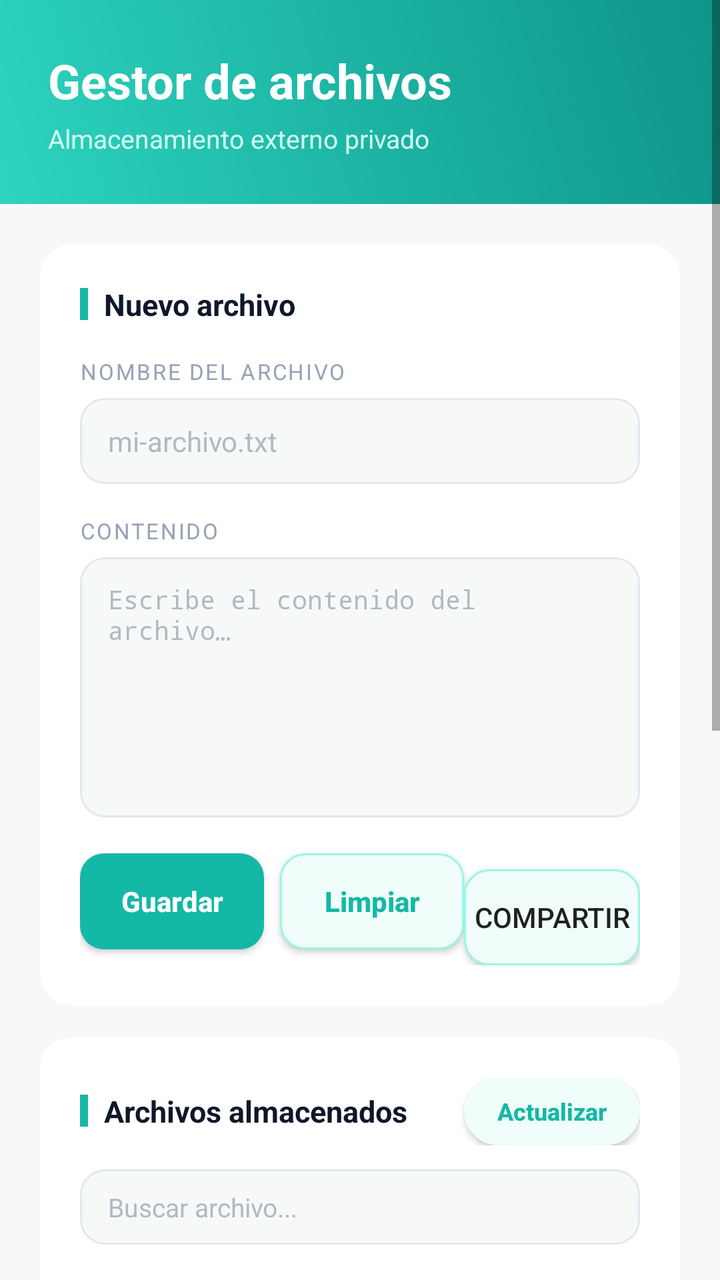
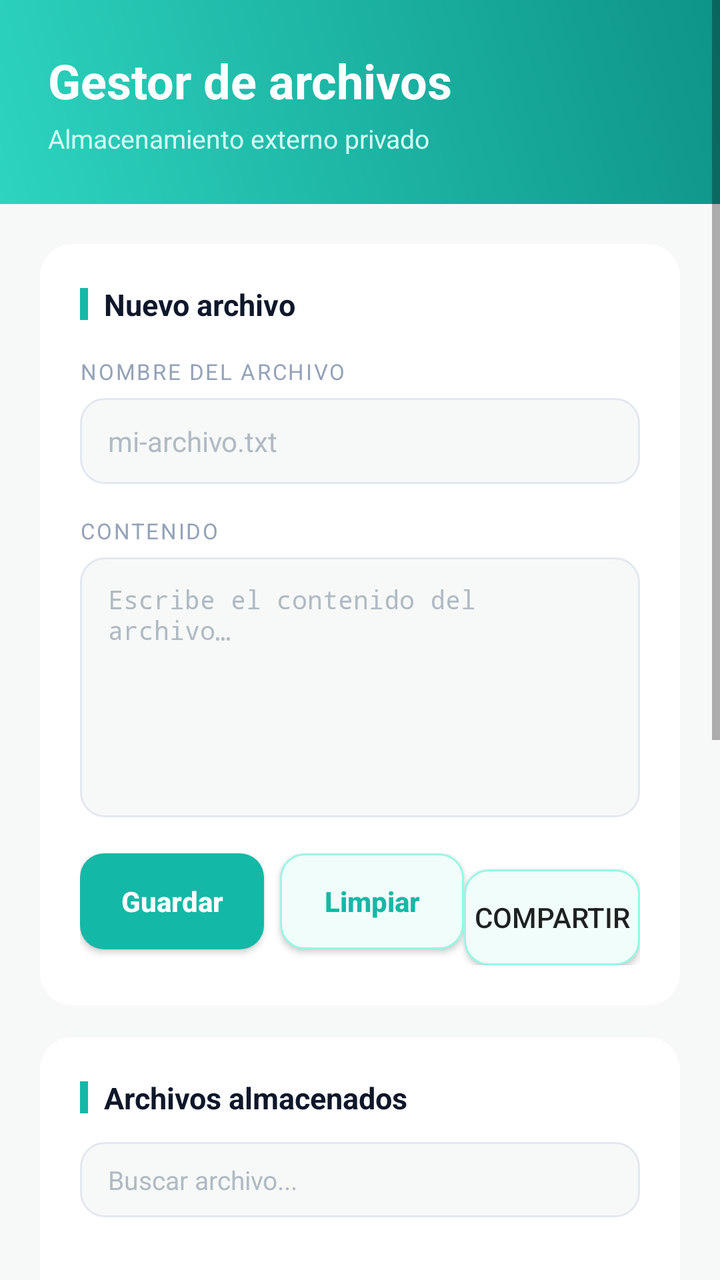

Screens rendered from an Android XML layout before and after an edit, with the pre-edit source and the edit as a unified diff.
<!-- AndroidManifest.xml: application theme Theme.GestorDeArchivos -->
<!-- res/layout/activity_main.xml -->
<?xml version="1.0" encoding="utf-8"?>
<ScrollView xmlns:android="http://schemas.android.com/apk/res/android"
    xmlns:app="http://schemas.android.com/apk/res-auto"
    xmlns:tools="http://schemas.android.com/tools"
    android:layout_width="match_parent"
    android:layout_height="match_parent"
    android:background="#F7F9F8"
    tools:context=".MainActivity">

    <LinearLayout
        android:layout_width="match_parent"
        android:layout_height="wrap_content"
        android:orientation="vertical">

        
        <LinearLayout
            android:layout_width="match_parent"
            android:layout_height="wrap_content"
            android:orientation="vertical"
            android:background="@drawable/bg_header"
            android:padding="24dp"
            android:paddingBottom="28dp">

            <TextView
                android:layout_width="wrap_content"
                android:layout_height="wrap_content"
                android:text="Gestor de archivos"
                android:textColor="#FFFFFF"
                android:textSize="24sp"
                android:textStyle="bold" />

            <TextView
                android:layout_width="wrap_content"
                android:layout_height="wrap_content"
                android:layout_marginTop="4dp"
                android:text="Almacenamiento externo privado"
                android:textColor="#D1FAF3"
                android:textSize="13sp" />

        </LinearLayout>

        <LinearLayout
            android:layout_width="match_parent"
            android:layout_height="wrap_content"
            android:orientation="vertical"
            android:padding="20dp">

            
            <androidx.cardview.widget.CardView
                android:layout_width="match_parent"
                android:layout_height="wrap_content"
                android:layout_marginBottom="16dp"
                app:cardBackgroundColor="#FFFFFF"
                app:cardCornerRadius="16dp"
                app:cardElevation="0dp"
                app:strokeColor="#E5E9EA"
                app:strokeWidth="1dp">

                <LinearLayout
                    android:layout_width="match_parent"
                    android:layout_height="wrap_content"
                    android:orientation="vertical"
                    android:padding="20dp">

                    <LinearLayout
                        android:layout_width="wrap_content"
                        android:layout_height="wrap_content"
                        android:orientation="horizontal"
                        android:gravity="center_vertical"
                        android:layout_marginBottom="16dp">

                        <View
                            android:layout_width="4dp"
                            android:layout_height="16dp"
                            android:background="#14B8A6"
                            android:layout_marginEnd="8dp" />

                        <TextView
                            android:layout_width="wrap_content"
                            android:layout_height="wrap_content"
                            android:text="Nuevo archivo"
                            android:textColor="#0F172A"
                            android:textSize="15sp"
                            android:textStyle="bold" />

                    </LinearLayout>

                    
                    <TextView
                        android:layout_width="wrap_content"
                        android:layout_height="wrap_content"
                        android:layout_marginBottom="6dp"
                        android:text="Nombre del archivo"
                        android:textColor="#94A3B8"
                        android:textSize="11sp"
                        android:textAllCaps="true"
                        android:letterSpacing="0.08" />

                    <EditText
                        android:id="@+id/etNombreArchivo"
                        android:layout_width="match_parent"
                        android:layout_height="wrap_content"
                        android:layout_marginBottom="16dp"
                        android:background="@drawable/bg_input"
                        android:hint="mi-archivo.txt"
                        android:inputType="text"
                        android:maxLines="1"
                        android:paddingHorizontal="14dp"
                        android:paddingVertical="12dp"
                        android:textColor="#0F172A"
                        android:textColorHint="#B0BAC3"
                        android:textSize="14sp" />

                    
                    <TextView
                        android:layout_width="wrap_content"
                        android:layout_height="wrap_content"
                        android:layout_marginBottom="6dp"
                        android:text="Contenido"
                        android:textColor="#94A3B8"
                        android:textSize="11sp"
                        android:textAllCaps="true"
                        android:letterSpacing="0.08" />

                    <EditText
                        android:id="@+id/etContenido"
                        android:layout_width="match_parent"
                        android:layout_height="130dp"
                        android:layout_marginBottom="18dp"
                        android:background="@drawable/bg_input"
                        android:gravity="top|start"
                        android:hint="Escribe el contenido del archivo…"
                        android:inputType="textMultiLine"
                        android:paddingHorizontal="14dp"
                        android:paddingVertical="12dp"
                        android:scrollbars="vertical"
                        android:textColor="#0F172A"
                        android:textColorHint="#B0BAC3"
                        android:textSize="13sp"
                        android:typeface="monospace" />

                    
                    <LinearLayout
                        android:layout_width="match_parent"
                        android:layout_height="wrap_content"
                        android:orientation="horizontal">

                        <android.widget.Button
                            android:id="@+id/btnGuardar"
                            android:layout_width="0dp"
                            android:layout_height="48dp"
                            android:layout_marginEnd="8dp"
                            android:layout_weight="1"
                            android:background="@drawable/bg_button_primary"
                            android:text="Guardar"
                            android:textColor="#FFFFFF"
                            android:textSize="14sp"
                            android:textStyle="bold"
                            android:textAllCaps="false" />

                        <android.widget.Button
                            android:id="@+id/btnLimpiar"
                            android:layout_width="0dp"
                            android:layout_height="48dp"
                            android:layout_weight="1"
                            android:background="@drawable/bg_button_secondary"
                            android:text="Limpiar"
                            android:textColor="#14B8A6"
                            android:textSize="14sp"
                            android:textStyle="bold"
                            android:textAllCaps="false" />
                        <Button
                            android:id="@+id/btnCompartir"
                            android:layout_width="wrap_content"
                            android:layout_height="wrap_content"
                            android:text="Compartir"
                            android:background="@drawable/bg_button_secondary"
                            android:layout_marginTop="8dp" />

                    </LinearLayout>
                </LinearLayout>
            </androidx.cardview.widget.CardView>

            
            <androidx.cardview.widget.CardView
                android:layout_width="match_parent"
                android:layout_height="wrap_content"
                android:layout_marginBottom="16dp"
                app:cardBackgroundColor="#FFFFFF"
                app:cardCornerRadius="16dp"
                app:cardElevation="0dp"
                app:strokeColor="#E5E9EA"
                app:strokeWidth="1dp">

                <LinearLayout
                    android:layout_width="match_parent"
                    android:layout_height="wrap_content"
                    android:orientation="vertical"
                    android:padding="20dp">

                    <LinearLayout
                        android:layout_width="match_parent"
                        android:layout_height="wrap_content"
                        android:layout_marginBottom="12dp"
                        android:gravity="center_vertical"
                        android:orientation="horizontal">

                        <LinearLayout
                            android:layout_width="0dp"
                            android:layout_height="wrap_content"
                            android:layout_weight="1"
                            android:orientation="horizontal"
                            android:gravity="center_vertical">

                            <View
                                android:layout_width="4dp"
                                android:layout_height="16dp"
                                android:background="#14B8A6"
                                android:layout_marginEnd="8dp" />

                            <TextView
                                android:layout_width="wrap_content"
                                android:layout_height="wrap_content"
                                android:text="Archivos almacenados"
                                android:textColor="#0F172A"
                                android:textSize="15sp"
                                android:textStyle="bold" />

                        </LinearLayout>

                        <android.widget.Button
                            android:id="@+id/btnListar"
                            android:layout_width="wrap_content"
                            android:layout_height="34dp"
                            android:background="@drawable/bg_chip"
                            android:paddingHorizontal="14dp"
                            android:text="Actualizar"
                            android:textColor="#14B8A6"
                            android:textSize="12sp"
                            android:textStyle="bold"
                            android:textAllCaps="false" />

                    </LinearLayout>

                    
                    <EditText
                        android:id="@+id/etBuscar"
                        android:layout_width="match_parent"
                        android:layout_height="wrap_content"
                        android:layout_marginBottom="12dp"
                        android:background="@drawable/bg_input"
                        android:hint="Buscar archivo..."
                        android:inputType="text"
                        android:maxLines="1"
                        android:paddingHorizontal="14dp"
                        android:paddingVertical="10dp"
                        android:textColor="#0F172A"
                        android:textColorHint="#B0BAC3"
                        android:textSize="13sp" />

                    <ListView
                        android:id="@+id/lvArchivos"
                        android:layout_width="match_parent"
                        android:layout_height="220dp"
                        android:divider="#F0F3F2"
                        android:dividerHeight="1dp" />

                </LinearLayout>
            </androidx.cardview.widget.CardView>

            
            <androidx.cardview.widget.CardView
                android:layout_width="match_parent"
                android:layout_height="wrap_content"
                android:layout_marginBottom="8dp"
                app:cardBackgroundColor="#FFFFFF"
                app:cardCornerRadius="16dp"
                app:cardElevation="0dp"
                app:strokeColor="#E5E9EA"
                app:strokeWidth="1dp">

                <LinearLayout
                    android:layout_width="match_parent"
                    android:layout_height="wrap_content"
                    android:orientation="vertical"
                    android:padding="20dp">

                    <LinearLayout
                        android:layout_width="wrap_content"
                        android:layout_height="wrap_content"
                        android:orientation="horizontal"
                        android:gravity="center_vertical"
                        android:layout_marginBottom="12dp">

                        <View
                            android:layout_width="4dp"
                            android:layout_height="16dp"
                            android:background="#14B8A6"
                            android:layout_marginEnd="8dp" />

                        <TextView
                            android:layout_width="wrap_content"
                            android:layout_height="wrap_content"
                            android:text="Contenido del archivo"
                            android:textColor="#0F172A"
                            android:textSize="15sp"
                            android:textStyle="bold" />

                    </LinearLayout>

                    <TextView
                        android:id="@+id/tvContenidoArchivo"
                        android:layout_width="match_parent"
                        android:layout_height="130dp"
                        android:background="@drawable/bg_viewer"
                        android:gravity="top|start"
                        android:padding="14dp"
                        android:scrollbars="vertical"
                        android:text="Selecciona un archivo para leerlo"
                        android:textColor="#475569"
                        android:textIsSelectable="true"
                        android:textSize="13sp"
                        android:typeface="monospace" />

                </LinearLayout>
            </androidx.cardview.widget.CardView>

        </LinearLayout>
    </LinearLayout>
</ScrollView>
<!-- resources referenced by this layout -->
<resources>
  <!-- drawable bg_button_primary (drawable) -->
  <?xml version="1.0" encoding="utf-8"?>
  <shape xmlns:android="http://schemas.android.com/apk/res/android"
      android:shape="rectangle">
      <solid android:color="#14B8A6" />
      <corners android:radius="12dp" />
  </shape>
  <!-- drawable bg_button_secondary (drawable) -->
  <?xml version="1.0" encoding="utf-8"?>
  <shape xmlns:android="http://schemas.android.com/apk/res/android"
      android:shape="rectangle">
      <solid android:color="#F0FDFA" />
      <stroke
          android:width="1dp"
          android:color="#99F6E4" />
      <corners android:radius="12dp" />
  </shape>
  <!-- drawable bg_chip (drawable) -->
  <?xml version="1.0" encoding="utf-8"?>
  <shape xmlns:android="http://schemas.android.com/apk/res/android"
      android:shape="rectangle">
      <solid android:color="#F0FDFA" />
      <corners android:radius="17dp" />
  </shape>
  <!-- drawable bg_header (drawable) -->
  <?xml version="1.0" encoding="utf-8"?>
  <shape xmlns:android="http://schemas.android.com/apk/res/android"
      android:shape="rectangle">
      <gradient
          android:type="linear"
          android:angle="45"
          android:startColor="#2DD4BF"
          android:endColor="#0D9488" />
  </shape>
  <!-- drawable bg_input (drawable) -->
  <?xml version="1.0" encoding="utf-8"?>
  <shape xmlns:android="http://schemas.android.com/apk/res/android"
      android:shape="rectangle">
      <solid android:color="#F7F9F8" />
      <stroke
          android:width="1dp"
          android:color="#E2E8F0" />
      <corners android:radius="12dp" />
  </shape>
  <!-- drawable bg_viewer (drawable) -->
  <?xml version="1.0" encoding="utf-8"?>
  <shape xmlns:android="http://schemas.android.com/apk/res/android"
      android:shape="rectangle">
      <solid android:color="#F7F9F8" />
      <stroke
          android:width="1dp"
          android:color="#E2E8F0" />
      <corners android:radius="12dp" />
  </shape>
  <style name="Theme.GestorDeArchivos" parent="Theme.MaterialComponents.DayNight.NoActionBar">
          <item name="colorPrimary">@color/purple_500</item>
          <item name="colorPrimaryVariant">@color/purple_500</item>
          <item name="colorOnPrimary">@color/white</item>
          <item name="colorSecondary">@color/pink_500</item>
          <item name="colorSecondaryVariant">@color/pink_500</item>
          <item name="colorOnSecondary">@color/black</item>
          <item name="android:statusBarColor" tools:targetApi="l">@color/purple_500</item>
      </style>
  <color name="purple_500">#6C47FF</color>
  <color name="white">#FFFFFF</color>
  <color name="pink_500">#EC4899</color>
  <color name="black">#000000</color>
</resources>

<!-- the commit's change to res/layout/activity_main.xml (unified diff, before → after) -->
@@ -169,6 +169,7 @@
                             android:textSize="14sp"
                             android:textStyle="bold"
                             android:textAllCaps="false" />
+
                         <Button
                             android:id="@+id/btnCompartir"
                             android:layout_width="wrap_content"
@@ -205,40 +206,19 @@
                         android:gravity="center_vertical"
                         android:orientation="horizontal">
 
-                        <LinearLayout
-                            android:layout_width="0dp"
+                        <View
+                            android:layout_width="4dp"
+                            android:layout_height="16dp"
+                            android:background="#14B8A6"
+                            android:layout_marginEnd="8dp" />
+
+                        <TextView
+                            android:layout_width="wrap_content"
                             android:layout_height="wrap_content"
-                            android:layout_weight="1"
-                            android:orientation="horizontal"
-                            android:gravity="center_vertical">
-
-                            <View
-                                android:layout_width="4dp"
-                                android:layout_height="16dp"
-                                android:background="#14B8A6"
-                                android:layout_marginEnd="8dp" />
-
-                            <TextView
-                                android:layout_width="wrap_content"
-                                android:layout_height="wrap_content"
-                                android:text="Archivos almacenados"
-                                android:textColor="#0F172A"
-                                android:textSize="15sp"
-                                android:textStyle="bold" />
-
-                        </LinearLayout>
-
-                        <android.widget.Button
-                            android:id="@+id/btnListar"
-                            android:layout_width="wrap_content"
-                            android:layout_height="34dp"
-                            android:background="@drawable/bg_chip"
-                            android:paddingHorizontal="14dp"
-                            android:text="Actualizar"
-                            android:textColor="#14B8A6"
-                            android:textSize="12sp"
-                            android:textStyle="bold"
-                            android:textAllCaps="false" />
+                            android:text="Archivos almacenados"
+                            android:textColor="#0F172A"
+                            android:textSize="15sp"
+                            android:textStyle="bold" />
 
                     </LinearLayout>
 
<!-- resource entries referenced after the edit -->
@@ -16,13 +16,6 @@
           android:width="1dp"
           android:color="#99F6E4" />
       <corners android:radius="12dp" />
-  </shape>
-  <!-- drawable bg_chip (drawable) -->
-  <?xml version="1.0" encoding="utf-8"?>
-  <shape xmlns:android="http://schemas.android.com/apk/res/android"
-      android:shape="rectangle">
-      <solid android:color="#F0FDFA" />
-      <corners android:radius="17dp" />
   </shape>
   <!-- drawable bg_header (drawable) -->
   <?xml version="1.0" encoding="utf-8"?>
